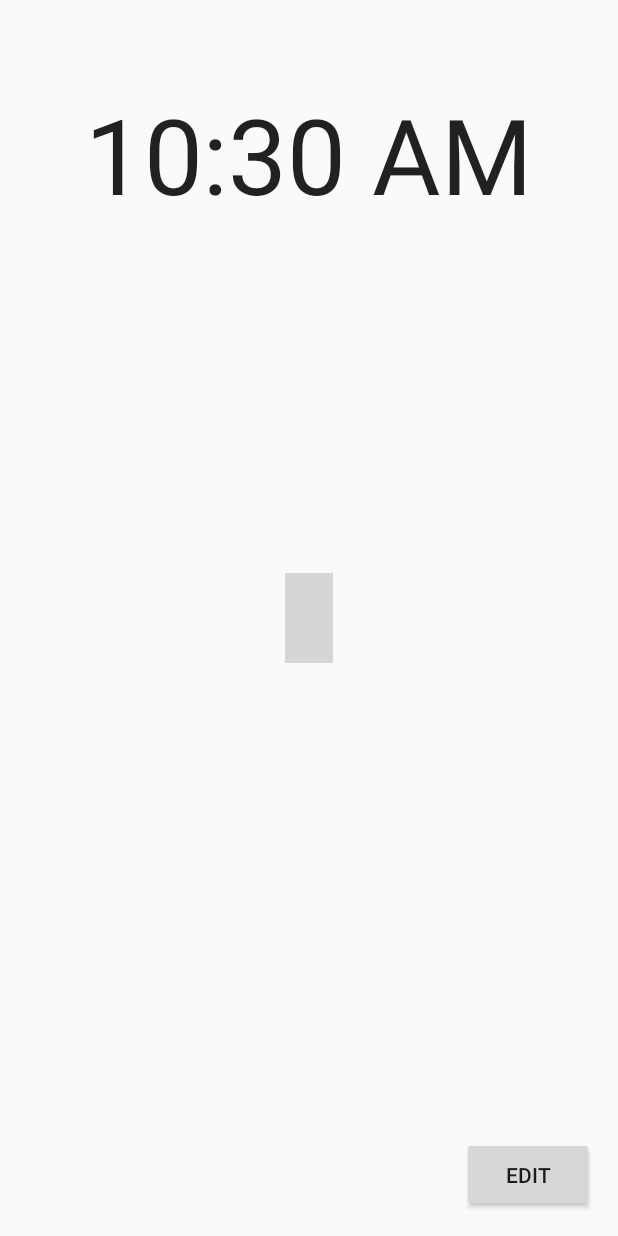
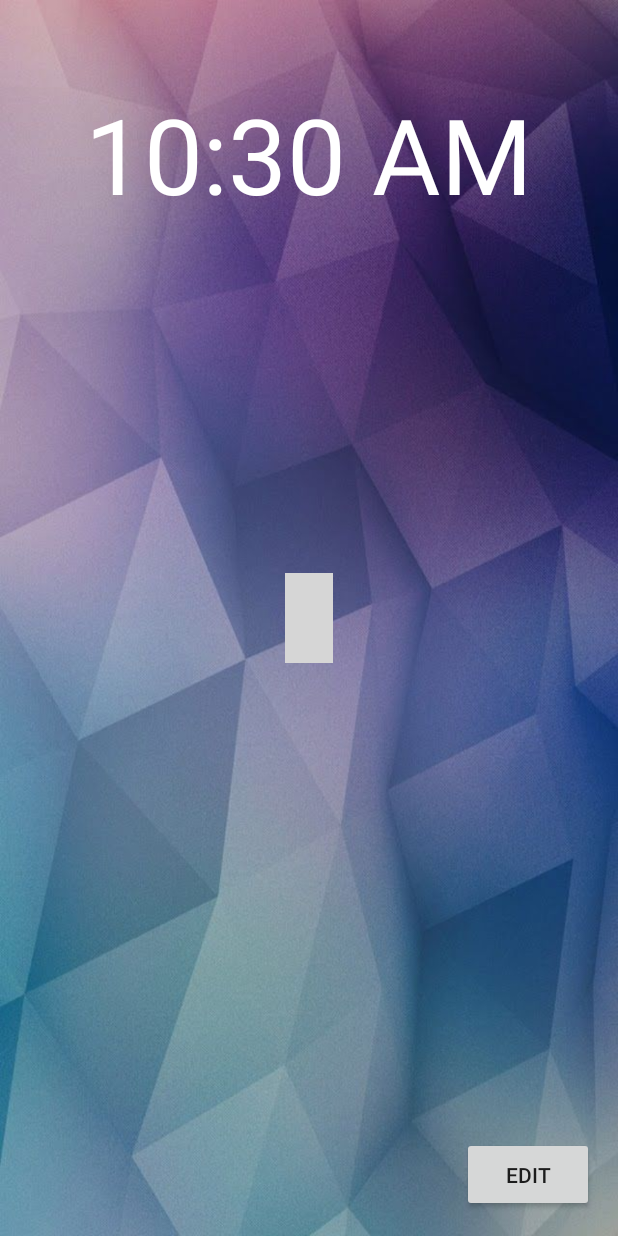
Before and after one commit to skinjal/LearningLock, an Android app: the LockScreenActivity screen opened directly, with no data from a screen before it, on a phone screen of 412 x 824 dp. Run offline under Robolectric (Android 15) with nearby library versions, the phone set to English and light mode, and no system bars; libraries missing offline, so code that uses them is left out: me.zhanghai.android, org.encog.engine, org.encog.ml, org.encog.neural; plain views replace PatternView; 3 statements that could not run were skipped; grey boxes are pictures that could not be loaded.

Commit message:
UI + Background image added

```diff
--- a/app/src/main/res/layout/activity_lockscreen.xml
+++ b/app/src/main/res/layout/activity_lockscreen.xml
@@ -6,20 +6,23 @@
     android:paddingBottom="@dimen/activity_vertical_margin"
     android:paddingLeft="@dimen/activity_horizontal_margin"
     android:paddingRight="@dimen/activity_horizontal_margin"
-    android:paddingTop="@dimen/activity_vertical_margin">
+    android:paddingTop="@dimen/activity_vertical_margin"
+    android:background="@drawable/background">
 
     <TextClock
         android:layout_width="wrap_content"
         android:layout_height="wrap_content"
         android:textSize="70sp"
         android:layout_centerHorizontal="true"
-        android:paddingTop="40dp"/>
+        android:paddingTop="40dp"
+        android:textColor="@android:color/white"/>
 
     <me.zhanghai.android.patternlock.PatternView
         android:id="@+id/pattern"
         android:layout_width="wrap_content"
         android:layout_height="wrap_content"
         android:layout_centerInParent="true"
+        style="@style/PatternView.Light"
         android:paddingTop="60dp"/>
 
     <Button
--- a/app/src/main/res/values/styles.xml
+++ b/app/src/main/res/values/styles.xml
@@ -38,7 +38,7 @@
     </style>
 
     <style name="PatternView.Light" parent="Base.PatternView">
-        <item name="pl_regularColor">?colorControlNormal</item>
+        <item name="pl_regularColor">#FFFFFF</item>
         <item name="pl_errorColor">#fff4511e</item>
         <item name="pl_successColor">?colorControlActivated</item>
     </style>
```
Also changed, not shown: app/src/main/res/drawable/background.jpg (added).
